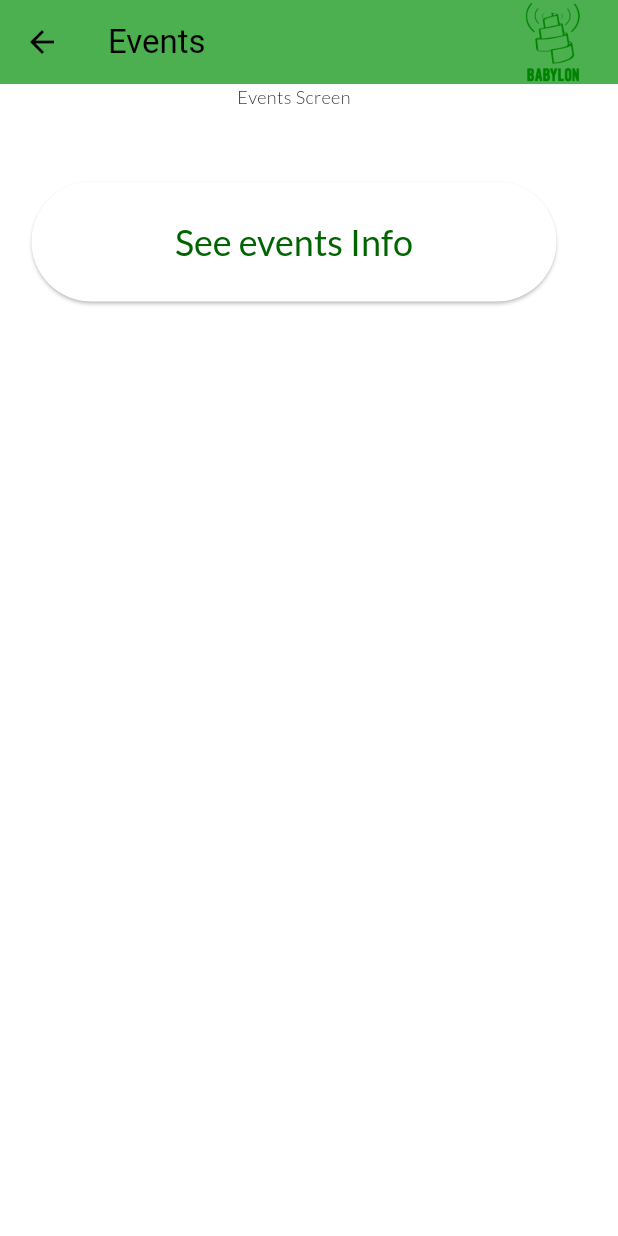
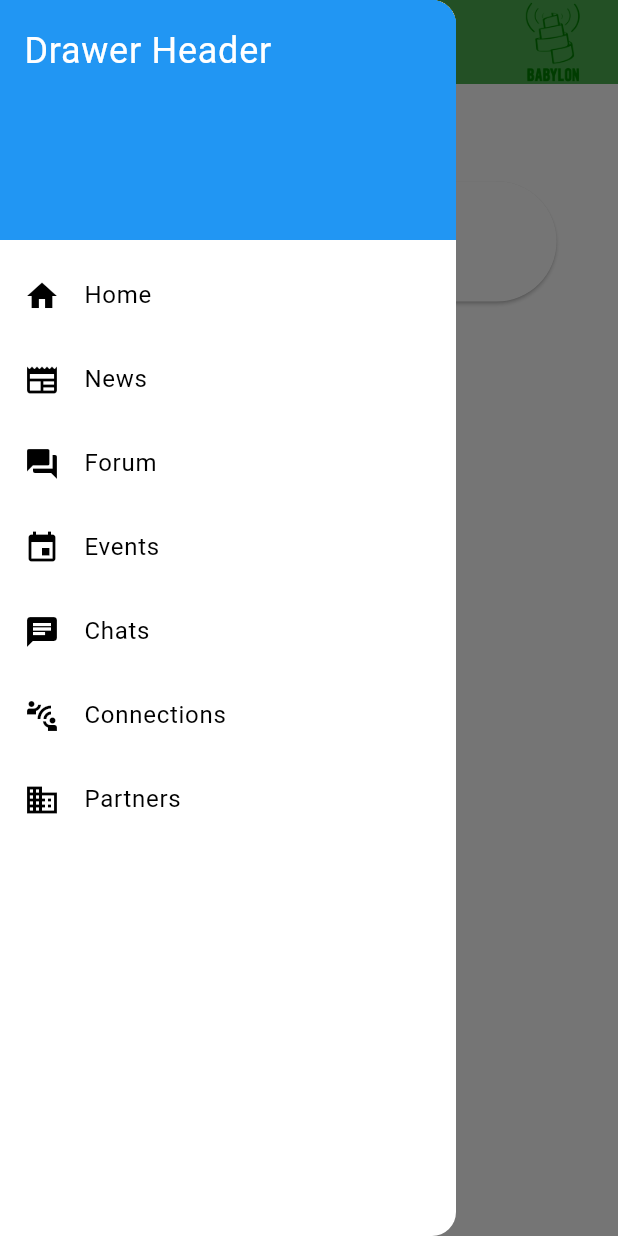
Before and after one commit to Radio-Babylon/babylon_app, a Flutter app: the EventsScreen screen opened directly, with the side drawer open (before the commit the screen has no drawer), on a phone screen of 412 x 824 dp. Run offline on Flutter 3.47's test engine with Material 3 defaults, Android fonts, the phone set to English and light mode, and no system bars; our stand-ins replace cloud_firestore, firebase_auth, firebase_core, firebase_storage, graphql_flutter, image_picker; accounts and stored records are empty.

Commit message:
solved a problem related to the navigation menu

```diff
--- a/lib/events.dart
+++ b/lib/events.dart
@@ -1,6 +1,6 @@
+import 'package:babylon_app/navigation_menu.dart';
 import 'package:flutter/material.dart';
 import 'events-info.dart';
-import 'home.dart';
 
 class EventsScreen extends StatefulWidget {
   const EventsScreen({super.key});
@@ -18,7 +18,7 @@ class _EventsScreenState extends State<EventsScreen> {
   @override
   Widget build(BuildContext context) {
     return Scaffold(
-      //drawer: NavigationDrawer(),
+      drawer: const PublicDrawer(),
       appBar: AppBar(
         title: Row(
           mainAxisAlignment: MainAxisAlignment.spaceBetween,
--- /dev/null
+++ b/lib/navigation_menu.dart
@@ -0,0 +1,91 @@
+import 'package:babylon_app/events.dart';
+import 'package:babylon_app/forum.dart';
+import 'package:babylon_app/home.dart';
+import 'package:babylon_app/news.dart';
+import 'package:flutter/material.dart';
+
+class PublicDrawer extends StatefulWidget {
+  const PublicDrawer({super.key});
+
+  @override
+  State<PublicDrawer> createState() => _PublicDrawerState();
+}
+
+class _PublicDrawerState extends State<PublicDrawer> {
+  @override
+  void initState() {
+    super.initState();
+  }
+
+  @override
+  Widget build(BuildContext context) {
+    return Drawer(
+      // Drawer for side navigation
+      child: ListView(
+        padding: EdgeInsets.zero,
+        children: [
+          const DrawerHeader(
+            decoration: BoxDecoration(
+              color: Colors.blue,
+            ),
+            child: Text(
+              "Drawer Header",
+              style: TextStyle(
+                color: Colors.white,
+                fontSize: 24,
+              ),
+            ),
+          ),
+          ListTile(
+            leading: const Icon(Icons.home),
+            title: const Text('Home'),
+            onTap: () => Navigator.of(context).pushReplacement(
+                MaterialPageRoute(builder: (context) => HomePage())),
+          ),
+          ListTile(
+              leading: const Icon(Icons.newspaper),
+              title: const Text('News'),
+              onTap: () {
+                //Navigator.pop(context);
+                Navigator.of(context).push(MaterialPageRoute(
+                    builder: (context) => const FutureBuilderNews()));
+              }),
+          ListTile(
+              leading: const Icon(Icons.forum),
+              title: const Text('Forum'),
+              onTap: () {
+                // Navigator.pop(context);
+                Navigator.of(context).push(
+                    MaterialPageRoute(builder: (context) => ForumScreen()));
+              }),
+          ListTile(
+              leading: const Icon(Icons.event),
+              title: const Text('Events'),
+              onTap: () {
+                //Navigator.pop(context);
+                Navigator.push(
+                  context,
+                  MaterialPageRoute(builder: (context) => const EventsScreen()),
+                );
+              }),
+          ListTile(
+            leading: const Icon(Icons.chat),
+            title: const Text('Chats'),
+            //onTap: () => _selectTab(4),
+          ),
+          ListTile(
+            leading: const Icon(Icons.connect_without_contact),
+            title: const Text('Connections'),
+            //onTap: () => _selectTab(5),
+          ),
+          ListTile(
+            leading: const Icon(Icons.business),
+            title: const Text('Partners'),
+            //onTap: () => _selectTab(6),
+          ),
+          // Repeat ListTiles for other items...
+        ],
+      ),
+    );
+  }
+}
--- a/lib/news.dart
+++ b/lib/news.dart
@@ -1,4 +1,5 @@
 import 'package:babylon_app/models/post.dart';
+import 'package:babylon_app/navigation_menu.dart';
 import 'package:babylon_app/service/wpGraphQL/wpGraphQLService.dart';
 import 'package:babylon_app/utils/htmlStrip.dart';
 import 'package:babylon_app/utils/launchUrl.dart';
@@ -29,6 +30,7 @@ class _FutureBuilderNewsState extends State<FutureBuilderNews> {
   @override
   Widget build(BuildContext context) {
     return Scaffold(
+        drawer: const PublicDrawer(),
         appBar: AppBar(
           title: Row(
             mainAxisAlignment: MainAxisAlignment.spaceBetween,
```
Also changed, not shown: lib/home.dart (+2 -68 lines).
